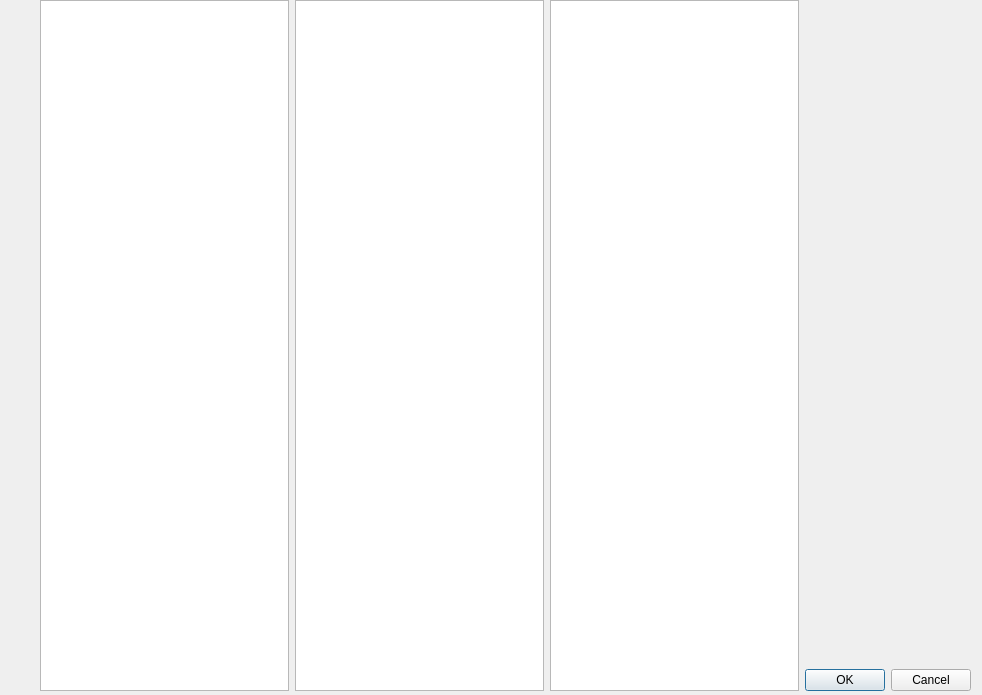
Qt form MainWindow/InputConfigDialog.ui (lsl0923/Version-Software) before a commit.
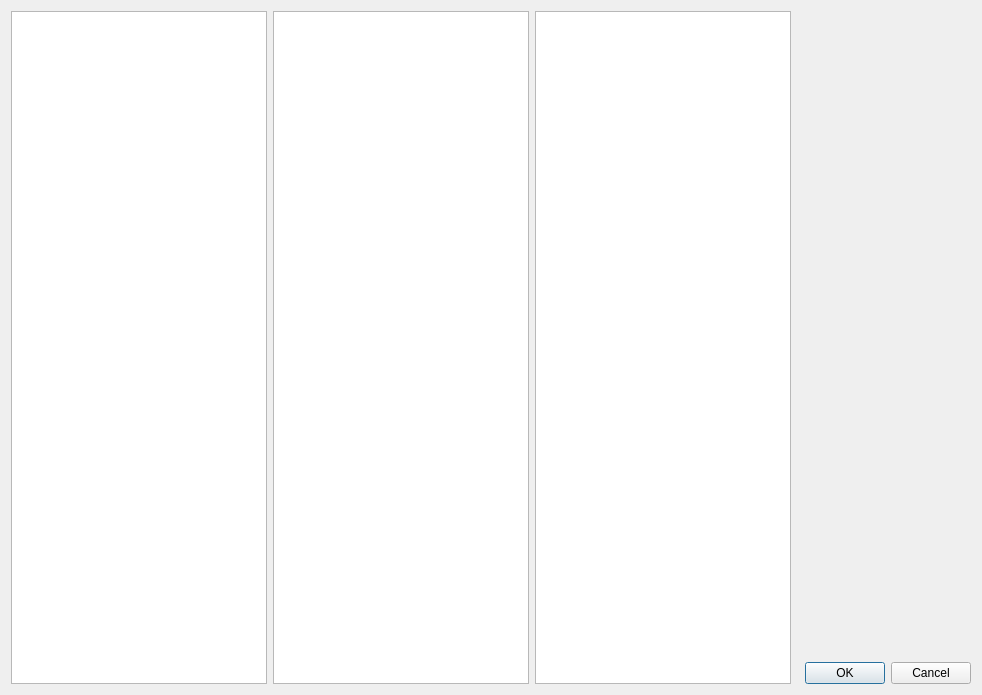
The same form after that commit.

The edit to the form file:
```diff
--- a/MainWindow/InputConfigDialog.ui
+++ b/MainWindow/InputConfigDialog.ui
@@ -13,15 +13,8 @@
   <property name="windowTitle">
    <string>Dialog</string>
   </property>
-  <widget class="QWidget" name="">
-   <property name="geometry">
-    <rect>
-     <x>40</x>
-     <y>0</y>
-     <width>931</width>
-     <height>691</height>
-    </rect>
-   </property>
+  <layout class="QVBoxLayout" name="verticalLayout_2">
+   <item>
    <layout class="QHBoxLayout" name="horizontalLayout_2">
     <item>
      <layout class="QHBoxLayout" name="horizontalLayout">
@@ -64,7 +57,8 @@
      </layout>
     </item>
    </layout>
-  </widget>
+   </item>
+  </layout>
  </widget>
  <resources/>
  <connections>
```
Lines whose indentation alone changed are shown as unchanged.
